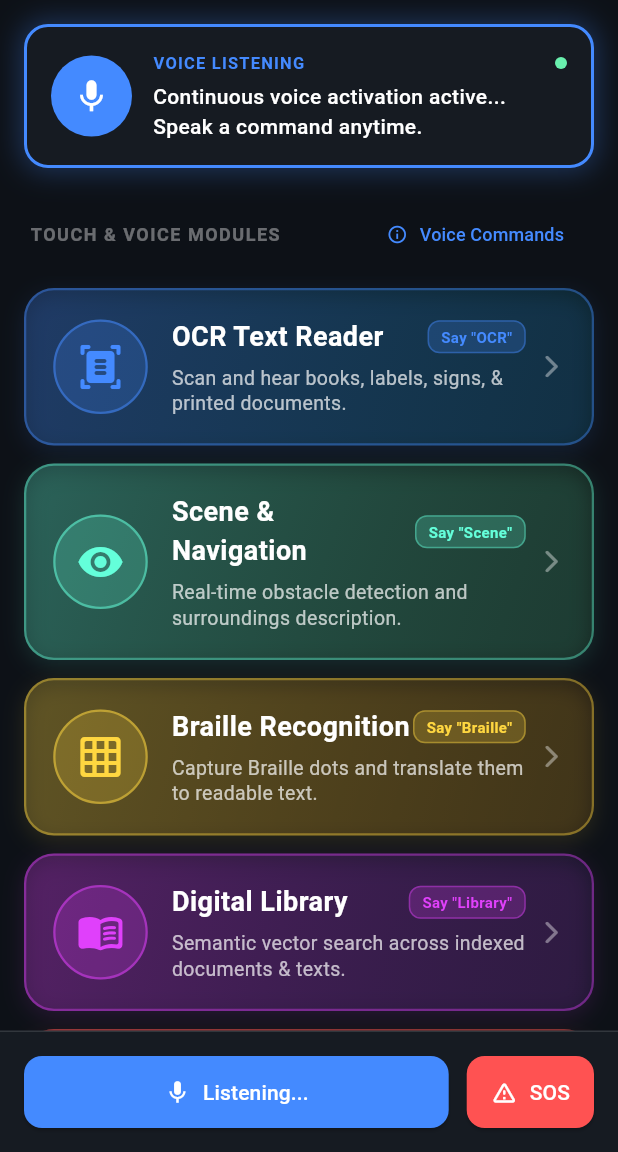
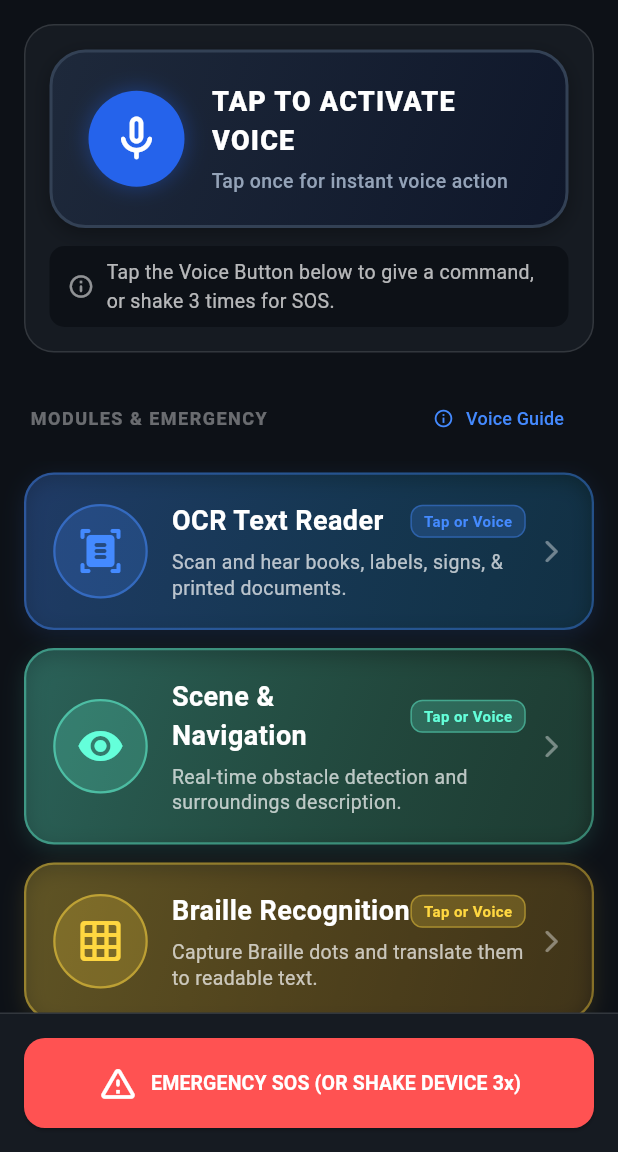
Before and after one commit to 25c029silna-sys/VisionMate-1, a Flutter app: the screen it shows after launch, on a phone screen of 412 x 824 dp, the part 84-1236 px from its top. Run offline on Flutter 3.47's test engine with Material 3 defaults, Android fonts, the phone set to English and light mode, and no system bars; our stand-ins replace camera, flutter_tts, geolocator, permission_handler, sensors_plus, speech_to_text and 1 more; missing offline and left inert: google_mlkit_text_recognition, tflite_flutter; accounts and stored records are empty.

Commit message:
Feat: Replace continuous voice activation with large VoiceButton & add global 3-shake Emergency SOS

```diff
--- a/app/lib/app.dart
+++ b/app/lib/app.dart
@@ -4,12 +4,15 @@ import 'core/voice/voice_service.dart';
 import 'core/voice/command_router.dart';
 import 'core/voice/voice_guide_service.dart';
 import 'core/storage/storage_service.dart';
+import 'core/sensors/shake_detector_service.dart';
 import 'features/braille/presentation/braille_screen.dart';
 import 'features/digital_library/presentation/library_screen.dart';
 import 'features/ocr_reader/presentation/ocr_screen.dart';
 import 'features/scene_navigation/presentation/scene_screen.dart';
 import 'features/emergency_sos/presentation/emergency_screen.dart';
+import 'features/emergency_sos/domain/emergency_service.dart';
 import 'widgets/feature_card.dart';
+import 'widgets/voice_button.dart';
 import 'widgets/voice_command_guide.dart';
 
 class VisionMateApp extends StatelessWidget {
@@ -23,6 +26,9 @@ class VisionMateApp extends StatelessWidget {
         Provider<CommandRouter>(create: (_) => CommandRouter()),
         Provider<StorageService>(create: (_) => StorageService()),
       ],
+      child: Builder(
+        builder: (context) {
+          return GlobalShakeWrapper(
             child: MaterialApp(
               title: 'VisionMate',
               debugShowCheckedModeBanner: false,
@@ -44,6 +50,47 @@ class VisionMateApp extends StatelessWidget {
               },
             ),
           );
+        },
+      ),
+    );
+  }
+}
+
+class GlobalShakeWrapper extends StatefulWidget {
+  final Widget child;
+  const GlobalShakeWrapper({super.key, required this.child});
+
+  @override
+  State<GlobalShakeWrapper> createState() => _GlobalShakeWrapperState();
+}
+
+class _GlobalShakeWrapperState extends State<GlobalShakeWrapper> {
+  final ShakeDetectorService _shakeDetector = ShakeDetectorService();
+
+  @override
+  void initState() {
+    super.initState();
+    _shakeDetector.startListening(() async {
+      if (!mounted) return;
+      final voiceService = Provider.of<VoiceService>(context, listen: false);
+      final storageService = Provider.of<StorageService>(context, listen: false);
+      final emergencyService = EmergencyService();
+      await emergencyService.executeGlobalSos(
+        storageService: storageService,
+        voiceService: voiceService,
+      );
+    });
+  }
+
+  @override
+  void dispose() {
+    _shakeDetector.stopListening();
+    super.dispose();
+  }
+
+  @override
+  Widget build(BuildContext context) {
+    return widget.child;
   }
 }
 
@@ -57,7 +104,7 @@ class HomeScreen extends StatefulWidget {
 class _HomeScreenState extends State<HomeScreen> {
   late final VoiceService voiceService;
   late final CommandRouter router;
-  String status = 'Continuous voice activation active...';
+  String status = 'Tap the Voice Button below to give a command, or shake 3 times for SOS.';
   bool isListening = false;
 
   @override
@@ -66,57 +113,63 @@ class _HomeScreenState extends State<HomeScreen> {
     voiceService = Provider.of<VoiceService>(context, listen: false);
     router = Provider.of<CommandRouter>(context, listen: false);
     WidgetsBinding.instance.addPostFrameCallback((_) async {
-      await voiceService.speak('Welcome to VisionMate. Continuous voice activation is active.');
-      _startVoiceActivation();
+      await voiceService.speak(
+        'Welcome to VisionMate. Tap the voice button to give a command, or shake device 3 times for Emergency SOS.',
+      );
     });
   }
 
-  void _startVoiceActivation() {
+  Future<void> _activateVoiceRecognition() async {
+    if (isListening) {
+      await voiceService.stopListening();
+      setState(() {
+        isListening = false;
+        status = 'Voice listening canceled.';
+      });
+      return;
+    }
+
     setState(() {
       isListening = true;
-      status = 'Continuous voice activation active... Speak a command anytime.';
-    });
-    voiceService.startContinuousListening((command) async {
-      if (!mounted) return;
-      setState(() {
-        status = 'Heard: "$command"';
+      status = 'Listening for voice command... Speak now.';
     });
 
-      final route = router.routeForCommand(command);
+    await voiceService.speak('Listening. State your command.');
+    final command = await voiceService.listen(listenDurationSeconds: 5);
+
+    if (!mounted) return;
+
+    setState(() {
+      isListening = false;
+    });
+
+    if (command != null && command.trim().isNotEmpty) {
+      final text = command.trim();
+      setState(() {
+        status = 'Heard: "$text"';
+      });
+
+      final route = router.routeForCommand(text);
       if (route != null) {
         if (route == '/guide') {
           VoiceCommandGuideModal.show(context);
           await VoiceGuideService(voiceService).readGuideAloud();
         } else {
-          await voiceService.speak('Opening $route.');
+          await voiceService.speak('Opening module.');
           if (mounted) {
             Navigator.pushNamed(context, route);
           }
         }
       } else {
-        await voiceService.speak('Command not recognized. Say Guide or Help for commands.');
+        await voiceService.speak('Command not recognized. Tap the voice button to try again or say Guide for commands.');
       }
+    } else {
+      setState(() {
+        status = 'No voice input detected. Tap button to try again.';
       });
-  }
-
-  @override
-  void dispose() {
-    voiceService.stopContinuousListening();
-    super.dispose();
-  }
-
-  Future<void> _listen() async {
-    if (!voiceService.isContinuous) {
-      _startVoiceActivation();
-    } else {
-      voiceService.stopContinuousListening();
-      setState(() {
-        isListening = false;
-        status = 'Voice activation paused. Tap mic to resume.';
-      });
+      await voiceService.speak('No command heard. Tap the button to speak again.');
     }
   }
-
 
   @override
   Widget build(BuildContext context) {
@@ -151,82 +204,48 @@ class _HomeScreenState extends State<HomeScreen> {
       body: SafeArea(
         child: Column(
           children: [
-            // Top Status & Speech Visualizer HUD
+            // Top Status & Main Push-To-Talk Button Container
             Container(
               margin: const EdgeInsets.all(16),
               padding: const EdgeInsets.all(16),
               decoration: BoxDecoration(
                 color: const Color(0xFF161B22),
-                borderRadius: BorderRadius.circular(16),
-                border: Border.all(
-                  color: isListening ? Colors.blueAccent : Colors.white12,
-                  width: isListening ? 2 : 1,
+                borderRadius: BorderRadius.circular(20),
+                border: Border.all(color: Colors.white12),
               ),
-                boxShadow: isListening
-                    ? [
-                        BoxShadow(
-                          color: Colors.blueAccent.withAlpha((0.3 * 255).round()),
-                          blurRadius: 16,
-                          spreadRadius: 2,
-                        )
-                      ]
-                    : [],
+              child: Column(
+                children: [
+                  VoiceButton(
+                    label: 'TAP TO ACTIVATE VOICE',
+                    isListening: isListening,
+                    onPressed: _activateVoiceRecognition,
+                  ),
+                  const SizedBox(height: 12),
+                  Container(
+                    padding: const EdgeInsets.symmetric(horizontal: 12, vertical: 8),
+                    decoration: BoxDecoration(
+                      color: const Color(0xFF0D1117),
+                      borderRadius: BorderRadius.circular(10),
                     ),
                     child: Row(
                       children: [
-                  GestureDetector(
-                    onTap: _listen,
-                    child: AnimatedContainer(
-                      duration: const Duration(milliseconds: 300),
-                      padding: const EdgeInsets.all(14),
-                      decoration: BoxDecoration(
-                        color: isListening ? Colors.blueAccent : Colors.white10,
-                        shape: BoxShape.circle,
+                        Icon(
+                          isListening ? Icons.graphic_eq_rounded : Icons.info_outline_rounded,
+                          size: 18,
+                          color: isListening ? Colors.blueAccent : Colors.white54,
                         ),
-                      child: Icon(
-                        isListening ? Icons.mic : Icons.mic_none,
-                        color: isListening ? Colors.white : Colors.blueAccent,
-                        size: 26,
-                      ),
-                    ),
-                  ),
-                  const SizedBox(width: 14),
+                        const SizedBox(width: 8),
                         Expanded(
-                    child: Column(
-                      crossAxisAlignment: CrossAxisAlignment.start,
-                      children: [
-                        Row(
-                          children: [
-                            Text(
-                              isListening ? 'VOICE LISTENING' : 'VOICE ASSISTANT',
+                          child: Text(
+                            status,
                             style: TextStyle(
-                                fontSize: 11,
-                                fontWeight: FontWeight.bold,
-                                color: isListening ? Colors.blueAccent : Colors.white38,
-                                letterSpacing: 0.8,
-                              ),
-                            ),
-                            const Spacer(),
-                            Container(
-                              width: 8,
-                              height: 8,
-                              decoration: BoxDecoration(
-                                color: isListening ? Colors.greenAccent : Colors.white38,
-                                shape: BoxShape.circle,
-                              ),
-                            ),
-                          ],
-                        ),
-                        const SizedBox(height: 4),
-                        Text(
-                          status,
-                          style: const TextStyle(
-                            fontSize: 14,
-                            fontWeight: FontWeight.w500,
-                            color: Colors.white,
+                              fontSize: 13,
+                              color: isListening ? Colors.white : Colors.white70,
+                              fontWeight: isListening ? FontWeight.bold : FontWeight.normal,
                             ),
                             maxLines: 2,
                             overflow: TextOverflow.ellipsis,
+                          ),
                         ),
                       ],
                     ),
@@ -235,13 +254,13 @@ class _HomeScreenState extends State<HomeScreen> {
               ),
             ),
 
-            // Section Label for Sighted / Dual-Use Navigation
+            // Section Header
             Padding(
               padding: const EdgeInsets.symmetric(horizontal: 20.0, vertical: 4),
               child: Row(
                 children: [
                   const Text(
-                    'TOUCH & VOICE MODULES',
+                    'MODULES & EMERGENCY',
                     style: TextStyle(
                       fontSize: 12,
                       fontWeight: FontWeight.bold,
@@ -254,7 +273,7 @@ class _HomeScreenState extends State<HomeScreen> {
                     onPressed: () => VoiceCommandGuideModal.show(context),
                     icon: const Icon(Icons.info_outline, size: 14, color: Colors.blueAccent),
                     label: const Text(
-                      'Voice Commands',
+                      'Voice Guide',
                       style: TextStyle(fontSize: 12, color: Colors.blueAccent),
                     ),
                   ),
@@ -262,7 +281,7 @@ class _HomeScreenState extends State<HomeScreen> {
               ),
             ),
 
-            // Scrollable Feature Cards Grid for Non-Blind / Sighted Users
+            // Feature Cards Grid
             Expanded(
               child: ListView(
                 padding: const EdgeInsets.symmetric(horizontal: 16, vertical: 8),
@@ -273,7 +292,7 @@ class _HomeScreenState extends State<HomeScreen> {
                     icon: Icons.document_scanner_rounded,
                     primaryColor: Colors.blueAccent,
                     secondaryColor: Colors.cyan,
-                    badgeText: 'Say "OCR"',
+                    badgeText: 'Tap or Voice',
                     onTap: () => Navigator.pushNamed(context, '/ocr'),
                   ),
                   const SizedBox(height: 12),
@@ -283,7 +302,7 @@ class _HomeScreenState extends State<HomeScreen> {
                     icon: Icons.remove_red_eye_rounded,
                     primaryColor: Colors.tealAccent,
                     secondaryColor: Colors.green,
-                    badgeText: 'Say "Scene"',
+                    badgeText: 'Tap or Voice',
                     onTap: () => Navigator.pushNamed(context, '/scene'),
                   ),
                   const SizedBox(height: 12),
@@ -293,7 +312,7 @@ class _HomeScreenState extends State<HomeScreen> {
                     icon: Icons.grid_on_rounded,
                     primaryColor: Colors.amberAccent,
                     secondaryColor: Colors.orange,
-                    badgeText: 'Say "Braille"',
+                    badgeText: 'Tap or Voice',
                     onTap: () => Navigator.pushNamed(context, '/braille'),
                   ),
                   const SizedBox(height: 12),
@@ -303,17 +322,17 @@ class _HomeScreenState extends State<HomeScreen> {
                     icon: Icons.menu_book_rounded,
                     primaryColor: Colors.purpleAccent,
                     secondaryColor: Colors.deepPurple,
-                    badgeText: 'Say "Library"',
+                    badgeText: 'Tap or Voice',
                     onTap: () => Navigator.pushNamed(context, '/library'),
                   ),
                   const SizedBox(height: 12),
                   FeatureCard(
                     title: 'Emergency SOS',
-                    description: 'Instant danger alert with GPS location to emergency contacts.',
+                    description: 'Instant danger alert with GPS location to emergency contacts (or Shake 3 Times).',
                     icon: Icons.warning_amber_rounded,
                     primaryColor: Colors.redAccent,
                     secondaryColor: Colors.deepOrange,
-                    badgeText: 'Say "SOS"',
+                    badgeText: 'Shake 3x or Tap',
                     onTap: () => Navigator.pushNamed(context, '/emergency'),
                   ),
                   const SizedBox(height: 16),
@@ -321,7 +340,7 @@ class _HomeScreenState extends State<HomeScreen> {
               ),
             ),
 
-            // Bottom Quick Control Action Bar
+            // Bottom Emergency SOS Quick Access Banner
             Container(
               padding: const EdgeInsets.all(16),
               decoration: const BoxDecoration(
@@ -334,33 +353,19 @@ class _HomeScreenState extends State<HomeScreen> {
                 children: [
                   Expanded(
                     child: ElevatedButton.icon(
-                      onPressed: _listen,
-                      icon: Icon(
-                        isListening ? Icons.mic : Icons.mic_none,
-                        color: Colors.white,
+                      onPressed: () => Navigator.pushNamed(context, '/emergency'),
+                      icon: const Icon(Icons.warning_amber_rounded, color: Colors.white, size: 28),
+                      label: const Text(
+                        'EMERGENCY SOS (OR SHAKE DEVICE 3x)',
+                        style: TextStyle(fontWeight: FontWeight.bold, fontSize: 13),
                       ),
-                      label: Text(isListening ? 'Listening...' : 'Tap to Speak'),
-                      style: ElevatedButton.styleFrom(
-                        backgroundColor: Colors.blueAccent,
-                        foregroundColor: Colors.white,
-                        padding: const EdgeInsets.symmetric(vertical: 14),
-                        shape: RoundedRectangleBorder(
-                          borderRadius: BorderRadius.circular(12),
-                        ),
-                      ),
-                    ),
-                  ),
-                  const SizedBox(width: 12),
-                  ElevatedButton.icon(
-                    onPressed: () => Navigator.pushNamed(context, '/emergency'),
-                    icon: const Icon(Icons.warning_amber_rounded, color: Colors.white),
-                    label: const Text('SOS'),
                       style: ElevatedButton.styleFrom(
                         backgroundColor: Colors.redAccent,
                         foregroundColor: Colors.white,
-                      padding: const EdgeInsets.symmetric(vertical: 14, horizontal: 16),
+                        padding: const EdgeInsets.symmetric(vertical: 16),
                         shape: RoundedRectangleBorder(
-                        borderRadius: BorderRadius.circular(12),
+                          borderRadius: BorderRadius.circular(14),
+                        ),
                       ),
                     ),
                   ),
--- /dev/null
+++ b/app/lib/core/sensors/shake_detector_service.dart
@@ -0,0 +1,77 @@
+import 'dart:async';
+import 'dart:math';
+import 'package:sensors_plus/sensors_plus.dart';
+
+class ShakeDetectorService {
+  final double shakeThresholdGravity;
+  final int shakeResetTimeoutMs;
+  final int minTimeBetweenShakesMs;
+  final int requiredShakeCount;
+
+  StreamSubscription<UserAccelerometerEvent>? _subscription;
+  int _shakeCount = 0;
+  DateTime? _firstShakeTime;
+  DateTime? _lastShakeTime;
+  Function()? _onThreeShakes;
+
+  ShakeDetectorService({
+    this.shakeThresholdGravity = 13.0,
+    this.shakeResetTimeoutMs = 2500,
+    this.minTimeBetweenShakesMs = 250,
+    this.requiredShakeCount = 3,
+  });
+
+  void startListening(Function() onThreeShakes) {
+    _onThreeShakes = onThreeShakes;
+    _subscription?.cancel();
+
+    _subscription = userAccelerometerEventStream().listen(
+      (UserAccelerometerEvent event) {
+        final double gX = event.x;
+        final double gY = event.y;
+        final double gZ = event.z;
+
+        final double gForce = sqrt(gX * gX + gY * gY + gZ * gZ);
+
+        if (gForce > shakeThresholdGravity) {
+          final now = DateTime.now();
+
+          // Reset count if rolling window expired
+          if (_firstShakeTime != null &&
+              now.difference(_firstShakeTime!).inMilliseconds > shakeResetTimeoutMs) {
+            _shakeCount = 0;
+            _firstShakeTime = null;
+          }
+
+          // Debounce rapid continuous sample events from single physical shake
+          if (_lastShakeTime != null &&
+              now.difference(_lastShakeTime!).inMilliseconds < minTimeBetweenShakesMs) {
+            return;
+          }
+
+          _firstShakeTime ??= now;
+          _lastShakeTime = now;
+          _shakeCount++;
+
+          if (_shakeCount >= requiredShakeCount) {
+            _shakeCount = 0;
+            _firstShakeTime = null;
+            _onThreeShakes?.call();
+          }
+        }
+      },
+      onError: (_) {
+        // Fallback gracefully on devices without userAccelerometer
+      },
+      cancelOnError: false,
+    );
+  }
+
+  void stopListening() {
+    _subscription?.cancel();
+    _subscription = null;
+    _shakeCount = 0;
+    _firstShakeTime = null;
+    _lastShakeTime = null;
+  }
+}
--- a/app/lib/core/voice/command_router.dart
+++ b/app/lib/core/voice/command_router.dart
@@ -2,14 +2,15 @@ class CommandRouter {
   /// Intent keyword maps ordered by deterministic tie-breaking priority:
   /// Emergency > Guide > Braille > OCR > Scene > Library > Home
   static const Map<String, List<String>> _intentKeywords = {
-    '/emergency': ['emergency', 'sos', 'panic', 'help me', 'danger', 'distress'],
-    '/guide': ['guide', 'help', 'commands', 'list commands', 'what can i say', 'voice guide', 'talkback'],
+    '/emergency': ['emergency', 'sos', 'panic', 'help', 'danger', 'distress'],
+    '/guide': ['guide', 'voice guide', 'commands', 'list commands', 'what can i say', 'talkback'],
     '/braille': ['braille', 'brail', 'tactile'],
     '/ocr': ['ocr', 'read text', 'read document', 'read page', 'scan text', 'text reader', 'read', 'scan', 'capture'],
     '/scene': ['scene', 'surroundings', 'navigate', 'navigation', 'obstacle', 'environment', 'describe'],
     '/library': ['library', 'smart library', 'digital library', 'semantic search', 'document search', 'search', 'find document'],
     '/': ['home', 'go home', 'main screen', 'back to main'],
   };
+
 
   /// Normalizes input text by lowercasing and stripping special punctuation.
   String _normalize(String text) {
--- a/app/lib/widgets/voice_button.dart
+++ b/app/lib/widgets/voice_button.dart
@@ -2,15 +2,115 @@ import 'package:flutter/material.dart';
 
 class VoiceButton extends StatelessWidget {
   final String label;
+  final bool isListening;
   final VoidCallback onPressed;
 
-  const VoiceButton({super.key, required this.label, required this.onPressed});
+  const VoiceButton({
+    super.key,
+    this.label = 'TAP TO SPEAK',
+    this.isListening = false,
+    required this.onPressed,
+  });
 
   @override
   Widget build(BuildContext context) {
-    return ElevatedButton(
-      onPressed: onPressed,
-      child: Text(label),
+    return Semantics(
+      button: true,
+      label: isListening ? 'Voice Assistant is listening' : 'Activate Voice Command Button',
+      hint: 'Double tap to activate voice recognition',
+      child: Material(
+        color: Colors.transparent,
+        child: InkWell(
+          onTap: onPressed,
+          borderRadius: BorderRadius.circular(24),
+          child: AnimatedContainer(
+            duration: const Duration(milliseconds: 300),
+            padding: const EdgeInsets.symmetric(vertical: 20, horizontal: 24),
+            decoration: BoxDecoration(
+              gradient: LinearGradient(
+                colors: isListening
+                    ? [const Color(0xFF2563EB), const Color(0xFF1D4ED8)]
+                    : [const Color(0xFF1E293B), const Color(0xFF0F172A)],
+                begin: Alignment.topLeft,
+                end: Alignment.bottomRight,
+              ),
+              borderRadius: BorderRadius.circular(24),
+              border: Border.all(
+                color: isListening ? const Color(0xFF60A5FA) : const Color(0xFF334155),
+                width: isListening ? 3 : 2,
+              ),
+              boxShadow: isListening
+                  ? [
+                      BoxShadow(
+                        color: const Color(0xFF3B82F6).withAlpha((0.5 * 255).round()),
+                        blurRadius: 24,
+                        spreadRadius: 4,
+                      ),
+                    ]
+                  : [
+                      BoxShadow(
+                        color: Colors.black.withAlpha((0.3 * 255).round()),
+                        blurRadius: 10,
+                        offset: const Offset(0, 4),
+                      ),
+                    ],
+            ),
+            child: Row(
+              mainAxisAlignment: MainAxisAlignment.center,
+              children: [
+                AnimatedContainer(
+                  duration: const Duration(milliseconds: 300),
+                  padding: const EdgeInsets.all(14),
+                  decoration: BoxDecoration(
+                    color: isListening ? Colors.white : const Color(0xFF2563EB),
+                    shape: BoxShape.circle,
+                    boxShadow: [
+                      BoxShadow(
+                        color: isListening
+                            ? Colors.white.withAlpha((0.6 * 255).round())
+                            : const Color(0xFF2563EB).withAlpha((0.4 * 255).round()),
+                        blurRadius: 12,
+                      ),
+                    ],
+                  ),
+                  child: Icon(
+                    isListening ? Icons.mic_rounded : Icons.mic_none_rounded,
+                    color: isListening ? const Color(0xFF1D4ED8) : Colors.white,
+                    size: 36,
+                  ),
+                ),
+                const SizedBox(width: 18),
+                Expanded(
+                  child: Column(
+                    mainAxisSize: MainAxisSize.min,
+                    crossAxisAlignment: CrossAxisAlignment.start,
+                    children: [
+                      Text(
+                        isListening ? 'LISTENING NOW...' : label,
+                        style: const TextStyle(
+                          fontSize: 18,
+                          fontWeight: FontWeight.w800,
+                          color: Colors.white,
+                          letterSpacing: 0.8,
+                        ),
+                      ),
+                      const SizedBox(height: 4),
+                      Text(
+                        isListening ? 'Speak your command clearly' : 'Tap once for instant voice action',
+                        style: TextStyle(
+                          fontSize: 13,
+                          fontWeight: FontWeight.w500,
+                          color: isListening ? const Color(0xFF93C5FD) : const Color(0xFF94A3B8),
+                        ),
+                      ),
+                    ],
+                  ),
+                ),
+              ],
+            ),
+          ),
+        ),
+      ),
     );
   }
 }
```
Also changed, not shown: app/lib/core/voice/voice_service.dart (+4 -33 lines), app/lib/features/digital_library/domain/library_service.dart (+7 -2 lines), app/lib/features/emergency_sos/domain/emergency_service.dart (+30 -0 lines). Lines whose indentation alone changed are shown as unchanged.
